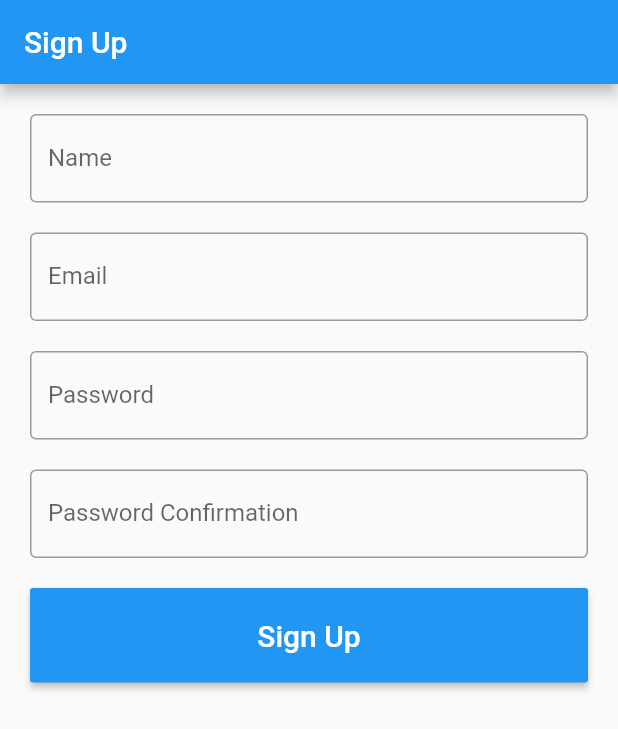
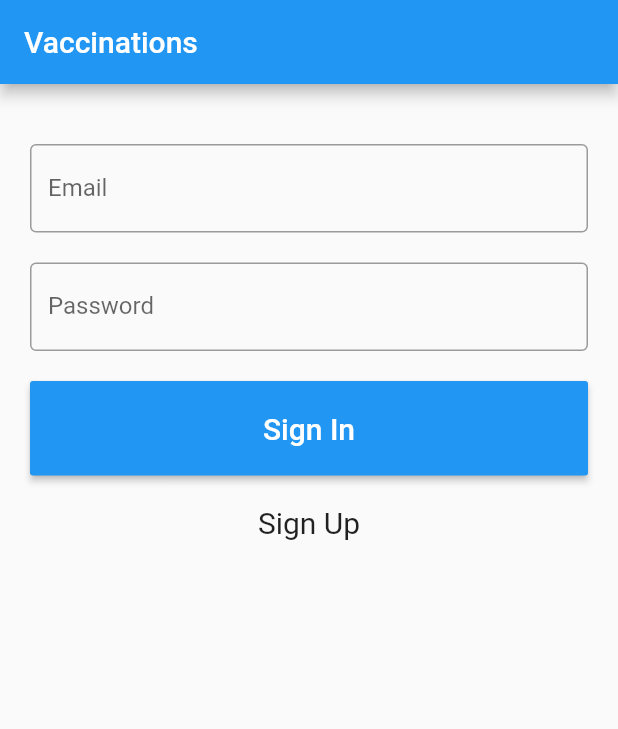
Before and after one commit to NatanaelHZ/vaccinations-booklet-mobile, a Flutter app: the screen it shows after launch, on a phone screen of 412 x 824 dp. Shown: the top 729 px of the screen. Run offline on Flutter 3.47's test engine with Material 2 defaults, Android fonts, the phone set to English and light mode, and no system bars.

Commit message:
#1 - SignIn screen; main redirecting to SignIn

```diff
--- /dev/null
+++ b/lib/components/SignIn.dart
@@ -0,0 +1,131 @@
+import 'package:flutter/material.dart';
+import './SignUp.dart';
+
+class SignInForm extends StatefulWidget {
+  @override
+  _SignInFormState createState() => new _SignInFormState();
+}
+
+class _SignInFormState extends State<SignInForm> {
+  final _formKey = GlobalKey<FormState>();
+  var _passKey = GlobalKey<FormFieldState>();
+
+  String _email = '';
+  String _password = '';
+
+  String language = 'en';
+  var translations = {
+    "en": {
+      "invalid_field": "Invalid field",
+      "sign_up": "Sign Up",
+      "sign_in": "Sign In",
+      "email": "Email",
+      "password": "Password",
+    },
+    "es": {
+      "invalid_field": "Campo inválido",
+      "sign_up": "Catastrar-se",
+      "sign_in": "Iniciar sesión",
+      "email": "Correo",
+      "password": "Contraseña",
+    },
+    "pt": {
+      "invalid_field": "Campo inválido",
+      "sign_up": "Cadastrar-se",
+      "sign_in": "Logar",
+      "email": "Email",
+      "password": "Senha",
+    },
+  };
+
+  @override
+  Widget build(BuildContext context) {
+    return Form(
+      key: _formKey,
+      child:ListView(
+        padding: EdgeInsets.all(20),
+        children: getFormWidget()
+      ),
+    );
+  }
+
+  List<Widget> getFormWidget() {
+    List<Widget> formWidget = [];
+
+    String validateEmail(String value) {
+      if (value.isEmpty) return translations[language]['invalid_field'];
+      Pattern pattern = r'^(([^<>()[\]\\.,;:\s@\"]+(\.[^<>()[\]\\.,;:\s@\"]+)*)|(\".+\"))@((\[[0-9]{1,3}\.[0-9]{1,3}\.[0-9]{1,3}\.[0-9]{1,3}\])|(([a-zA-Z\-0-9]+\.)+[a-zA-Z]{2,}))$';
+      RegExp regex = new RegExp(pattern);
+      if (!regex.hasMatch(value)) return translations[language]['invalid_field'];
+      else return null;
+    }
+
+    void onPressedSubmit() {
+      if (_formKey.currentState.validate()) {
+        _formKey.currentState.save();
+        Scaffold.of(context).showSnackBar(SnackBar(content: Text('Form Submitted')));
+      }
+    }
+
+    formWidget.add(Padding(padding: EdgeInsets.only(bottom: 20)));
+
+    formWidget.add(new TextFormField(
+      decoration: InputDecoration(
+        border: OutlineInputBorder(),
+        labelText: translations[language]['email'],
+      ),
+      keyboardType: TextInputType.emailAddress,
+      validator: validateEmail,
+      onSaved: (value) {
+        setState(() {
+          _email = value;
+        });
+      },
+    ));
+
+    formWidget.add(Padding(padding: EdgeInsets.only(bottom: 20)));
+
+    formWidget.add(
+      new TextFormField(
+        key: _passKey,
+        obscureText: true,
+        decoration: InputDecoration(
+          border: OutlineInputBorder(),
+          labelText: translations[language]['password']
+        ),
+        validator: (value) {
+          if (value.isEmpty)
+            return translations[language]['invalid_field'];
+          else if (value.length < 8)
+            return 'Password should be more than 8 characters';
+          else
+            return null;
+        }),
+    );
+
+    formWidget.add(Padding(padding: EdgeInsets.only(bottom: 20)));
+
+    formWidget.add(new RaisedButton(
+      padding: EdgeInsets.all(20),
+      color: Colors.blue,
+      textColor: Colors.white,
+      child: new Text(translations[language]['sign_in'], style: TextStyle(fontSize: 20),),
+      onPressed: onPressedSubmit
+    ));
+
+    formWidget.add(Padding(padding: EdgeInsets.only(bottom: 20)));
+
+    formWidget.add(
+      InkWell(
+        onTap: () {
+          Navigator.push(
+            context,
+            MaterialPageRoute(builder: (context) => SignUpForm()),
+          );
+        },
+        child: Center(child: Text(translations[language]['sign_up'], style: TextStyle(fontSize: 20)))
+      ));
+
+    return formWidget;
+  }
+}
--- a/lib/main.dart
+++ b/lib/main.dart
@@ -1,25 +1,38 @@
 import 'package:flutter/material.dart';
-// import 'components/SignUp.dart';
-import 'components/SignUp.dart';
+import 'components/SignIn.dart';
 
 void main() => runApp(MyApp());
 
 class MyApp extends StatelessWidget {
   @override
   Widget build(BuildContext context) {
-    final appTitle = 'Sign Up';
+    String language = 'en';
+    var translations = {
+      "en": {
+        "app_name": "Vaccinations",
+        "sign_in": "Sign Up",
+      },
+      "es": {
+        "app_name": "Vacinas",
+        "sign_in": "Catastrar-se",
+      },
+      "pt": {
+        "app_name": "Vacinas",
+        "sign_in": "Cadastrar-se",
+      },
+    };
 
     return MaterialApp(
       debugShowCheckedModeBanner: false,
-      title: appTitle,
+      title: translations[language]['app_name'],
       theme: new ThemeData(
         primarySwatch: Colors.blue,
       ),
       home: Scaffold(
         appBar: AppBar(
-          title: Text(appTitle),
+          title: Text(translations[language]['app_name']),
         ),
-        body: SignUpForm(),
+        body: SignInForm(),
       ),
     );
   }
```
